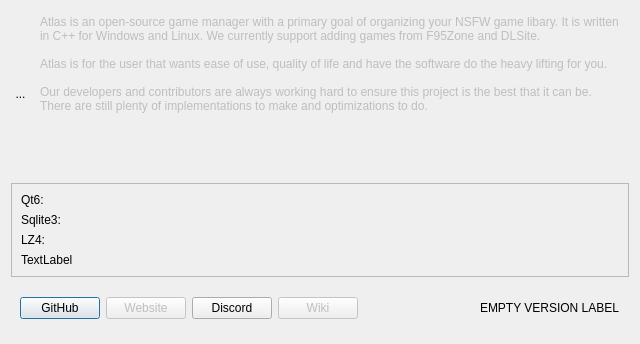
The window that atlas/ui/dialog/AboutAtlas.ui (KJNeko/Atlas) describes before a commit, drawn with Qt 5.
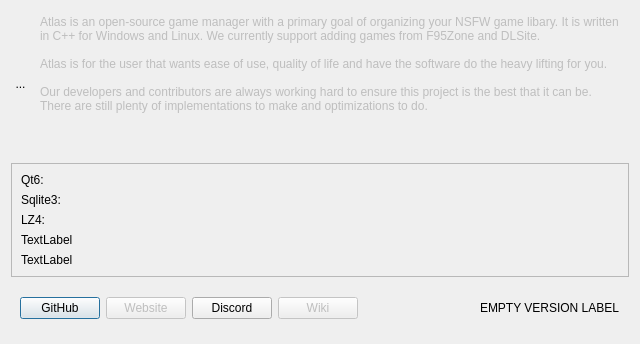
The same window after the commit. Icons and pictures are not drawn.

Commit message: Set AboutAtlas to list if using std::format of fmt::format

The edit to the form file:
```diff
--- a/atlas/ui/dialog/AboutAtlas.ui
+++ b/atlas/ui/dialog/AboutAtlas.ui
@@ -128,13 +128,13 @@
 hr { height: 1px; border-width: 0; }
 li.unchecked::marker { content: &quot;\2610&quot;; }
 li.checked::marker { content: &quot;\2612&quot;; }
-&lt;/style&gt;&lt;/head&gt;&lt;body style=&quot; font-family:'Segoe UI'; font-size:9pt; font-weight:400; font-style:normal;&quot;&gt;
-&lt;p style=&quot; margin-top:0px; margin-bottom:0px; margin-left:0px; margin-right:0px; -qt-block-indent:0; text-indent:0px;&quot;&gt;Atlas is an open-source game manager with a primary goal of organizing your NSFW game libary. It is written in C++ for Windows and Linux. We currently support adding games from F95Zone and DLSite.&lt;/p&gt;
-&lt;p style=&quot;-qt-paragraph-type:empty; margin-top:0px; margin-bottom:0px; margin-left:0px; margin-right:0px; -qt-block-indent:0; text-indent:0px;&quot;&gt;&lt;br /&gt;&lt;/p&gt;
-&lt;p style=&quot; margin-top:0px; margin-bottom:0px; margin-left:0px; margin-right:0px; -qt-block-indent:0; text-indent:0px;&quot;&gt;Atlas is for the user that wants ease of use, quality of life and have the software do the heavy lifting for you.&lt;/p&gt;
-&lt;p style=&quot;-qt-paragraph-type:empty; margin-top:0px; margin-bottom:0px; margin-left:0px; margin-right:0px; -qt-block-indent:0; text-indent:0px;&quot;&gt;&lt;br /&gt;&lt;/p&gt;
-&lt;p style=&quot; margin-top:0px; margin-bottom:0px; margin-left:0px; margin-right:0px; -qt-block-indent:0; text-indent:0px;&quot;&gt;Our developers and contributors are always working hard to ensure this project is the best that it can be.&lt;/p&gt;
-&lt;p style=&quot; margin-top:0px; margin-bottom:0px; margin-left:0px; margin-right:0px; -qt-block-indent:0; text-indent:0px;&quot;&gt;There are still plenty of implementations to make and optimizations to do. &lt;/p&gt;&lt;/body&gt;&lt;/html&gt;</string>
+&lt;/style&gt;&lt;/head&gt;&lt;body style=&quot; font-family:'Noto Sans'; font-size:12pt; font-weight:400; font-style:normal;&quot;&gt;
+&lt;p style=&quot; margin-top:0px; margin-bottom:0px; margin-left:0px; margin-right:0px; -qt-block-indent:0; text-indent:0px;&quot;&gt;&lt;span style=&quot; font-family:'Segoe UI'; font-size:9pt;&quot;&gt;Atlas is an open-source game manager with a primary goal of organizing your NSFW game libary. It is written in C++ for Windows and Linux. We currently support adding games from F95Zone and DLSite.&lt;/span&gt;&lt;/p&gt;
+&lt;p style=&quot;-qt-paragraph-type:empty; margin-top:0px; margin-bottom:0px; margin-left:0px; margin-right:0px; -qt-block-indent:0; text-indent:0px; font-family:'Segoe UI'; font-size:9pt;&quot;&gt;&lt;br /&gt;&lt;/p&gt;
+&lt;p style=&quot; margin-top:0px; margin-bottom:0px; margin-left:0px; margin-right:0px; -qt-block-indent:0; text-indent:0px;&quot;&gt;&lt;span style=&quot; font-family:'Segoe UI'; font-size:9pt;&quot;&gt;Atlas is for the user that wants ease of use, quality of life and have the software do the heavy lifting for you.&lt;/span&gt;&lt;/p&gt;
+&lt;p style=&quot;-qt-paragraph-type:empty; margin-top:0px; margin-bottom:0px; margin-left:0px; margin-right:0px; -qt-block-indent:0; text-indent:0px; font-family:'Segoe UI'; font-size:9pt;&quot;&gt;&lt;br /&gt;&lt;/p&gt;
+&lt;p style=&quot; margin-top:0px; margin-bottom:0px; margin-left:0px; margin-right:0px; -qt-block-indent:0; text-indent:0px;&quot;&gt;&lt;span style=&quot; font-family:'Segoe UI'; font-size:9pt;&quot;&gt;Our developers and contributors are always working hard to ensure this project is the best that it can be.&lt;/span&gt;&lt;/p&gt;
+&lt;p style=&quot; margin-top:0px; margin-bottom:0px; margin-left:0px; margin-right:0px; -qt-block-indent:0; text-indent:0px;&quot;&gt;&lt;span style=&quot; font-family:'Segoe UI'; font-size:9pt;&quot;&gt;There are still plenty of implementations to make and optimizations to do. &lt;/span&gt;&lt;/p&gt;&lt;/body&gt;&lt;/html&gt;</string>
      </property>
     </widget>
    </item>
@@ -175,6 +175,13 @@
         </property>
        </widget>
       </item>
+      <item>
+       <widget class="QLabel" name="lbFmtVersion">
+        <property name="text">
+         <string>TextLabel</string>
+        </property>
+       </widget>
+      </item>
      </layout>
     </widget>
    </item>
```
The commit also changes 1 other file.
